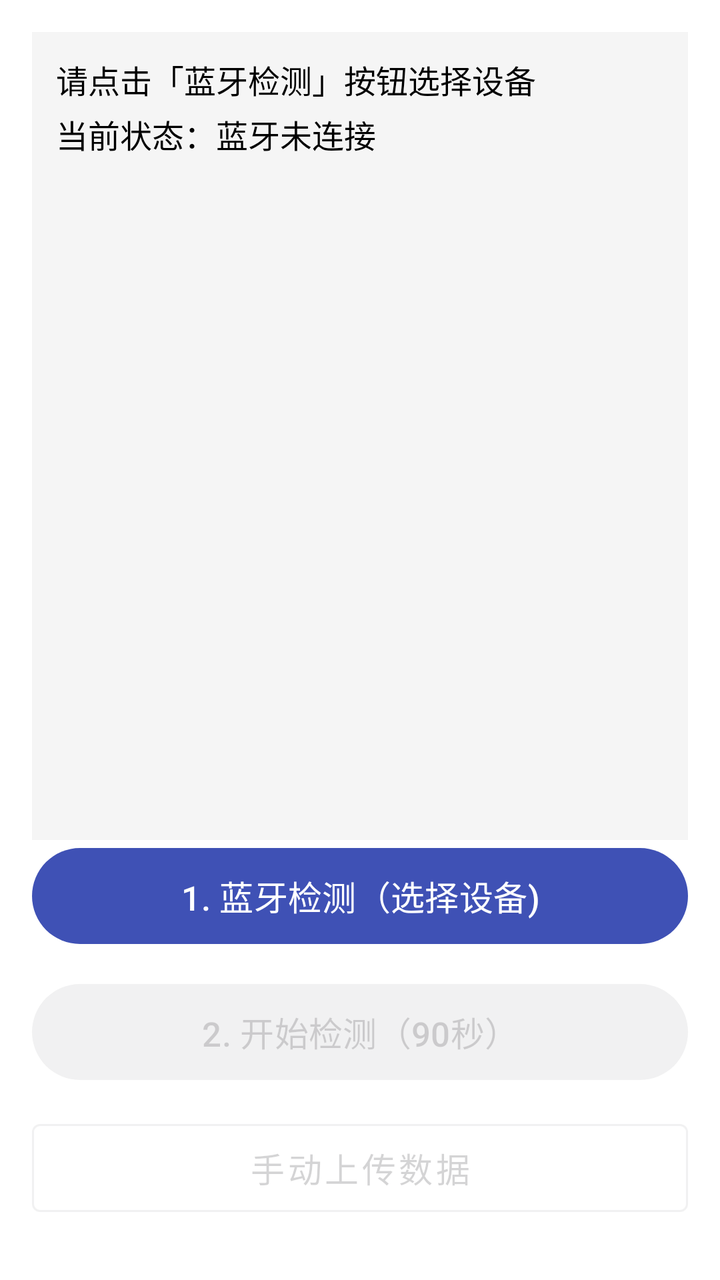
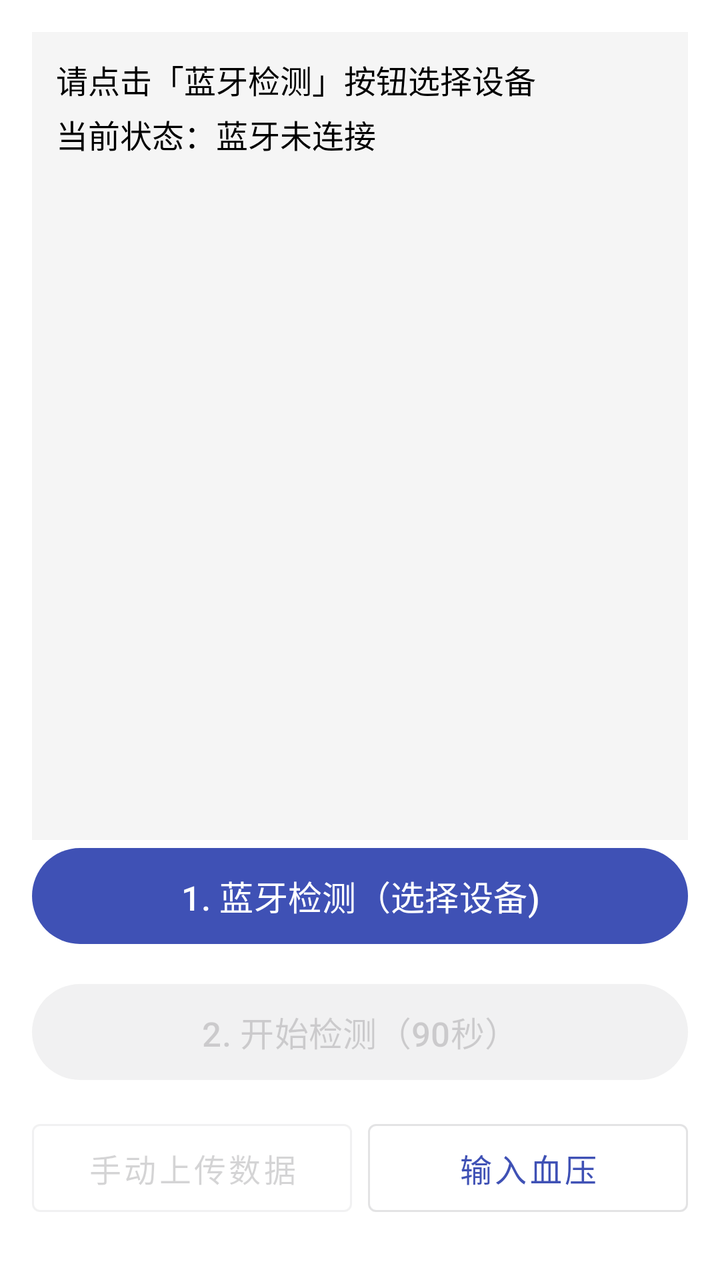

The first picture is an Android layout as it rendered before a commit; the second is the same layout after the commit. The layout source and the unified diff follow.
<!-- AndroidManifest.xml: application theme Theme.MyApplication -->
<!-- res/layout/activity_main.xml -->
<?xml version="1.0" encoding="utf-8"?>
<FrameLayout xmlns:android="http://schemas.android.com/apk/res/android"
    xmlns:app="http://schemas.android.com/apk/res-auto"
    android:layout_width="match_parent"
    android:layout_height="match_parent"
    android:background="@color/white">

    
    <androidx.camera.view.PreviewView
        android:id="@+id/preview_view"
        android:layout_width="match_parent"
        android:layout_height="match_parent"
        android:visibility="gone" />

    <com.google.android.material.button.MaterialButton
        android:id="@+id/btn_exit_preview"
        android:layout_width="wrap_content"
        android:layout_height="wrap_content"
        android:layout_gravity="top|start"
        android:layout_margin="16dp"
        android:text="返回"
        android:textColor="@android:color/white"
        app:backgroundTint="#80000000"
        android:paddingLeft="12dp"
        android:paddingRight="12dp"
        android:visibility="gone" />

    
    <LinearLayout
        android:id="@+id/layout_control"
        android:layout_width="match_parent"
        android:layout_height="match_parent"
        android:orientation="vertical"
        android:padding="16dp">

        
        <ScrollView
            android:layout_width="match_parent"
            android:layout_height="0dp"
            android:layout_weight="1"
            android:fillViewport="true">
            <TextView
                android:id="@+id/tv_status"
                android:layout_width="match_parent"
                android:layout_height="wrap_content"
                android:text="请点击「蓝牙检测」按钮选择设备\n当前状态：蓝牙未连接"
                android:textSize="16sp"
                android:textColor="@android:color/black"
                android:lineSpacingExtra="4dp"
                android:padding="12dp"
                android:background="#F5F5F5"
                android:layout_marginBottom="16dp" />
        </ScrollView>

        
        <LinearLayout
            android:layout_width="match_parent"
            android:layout_height="wrap_content"
            android:orientation="vertical">
            <com.google.android.material.button.MaterialButton
                android:id="@+id/btn_bluetooth_detect"
                android:layout_width="match_parent"
                android:layout_height="56dp"
                android:text="1. 蓝牙检测（选择设备)"
                android:textSize="17sp"
                android:layout_marginBottom="12dp" />
            <com.google.android.material.button.MaterialButton
                android:id="@+id/btn_start_detection"
                android:layout_width="match_parent"
                android:layout_height="56dp"
                android:text="2. 开始检测（90秒）"
                android:textSize="17sp"
                android:enabled="false"
                android:alpha="0.5"
                android:layout_marginBottom="12dp" />
            <com.google.android.material.button.MaterialButton
                android:id="@+id/btn_manual_upload"
                android:layout_width="match_parent"
                android:layout_height="56dp"
                android:text="手动上传数据"
                android:textSize="17sp"
                android:enabled="false"
                android:alpha="0.5"
                style="@style/Widget.MaterialComponents.Button.OutlinedButton"
                android:layout_marginBottom="12dp" />
            <ProgressBar
                android:id="@+id/progress_upload"
                style="?android:attr/progressBarStyleHorizontal"
                android:layout_width="match_parent"
                android:layout_height="8dp"
                android:max="100"
                android:progress="0"
                android:visibility="gone"
                android:layout_marginTop="8dp" />
            <TextView
                android:id="@+id/tv_upload_progress"
                android:layout_width="match_parent"
                android:layout_height="wrap_content"
                android:text=""
                android:textSize="14sp"
                android:gravity="center"
                android:visibility="gone" />
        </LinearLayout>
    </LinearLayout>
</FrameLayout>
<!-- resources referenced by this layout -->
<resources>
  <color name="white">#FFFFFF</color>
  <style name="Theme.MyApplication" parent="Base.Theme.MyApplication" />
  <style name="Base.Theme.MyApplication" parent="Theme.Material3.DayNight.NoActionBar">
          
          <item name="colorPrimary">@color/colorPrimary</item>         
          <item name="colorPrimaryContainer">@color/colorPrimaryContainer</item> 
          <item name="colorSecondary">@color/colorAccent</item>       
          <item name="colorSecondaryContainer">@color/colorAccentContainer</item> 
          <item name="colorOnPrimary">@color/white</item>             
          <item name="colorOnSecondary">@color/white</item>           
  
          
          <item name="materialButtonStyle">@style/Widget.Material3.Button</item>
      </style>
  <color name="colorPrimary">#3F51B5</color>
  <color name="colorPrimaryContainer">#C5CAE9</color>
  <color name="colorAccent">#FF4081</color>
  <color name="colorAccentContainer">#FFCCE5</color>
</resources>

<!-- the commit's change to res/layout/activity_main.xml (unified diff, before → after) -->
@@ -23,6 +23,23 @@
         app:backgroundTint="#80000000"
         android:paddingLeft="12dp"
         android:paddingRight="12dp"
+        android:visibility="gone" />
+    
+    <TextView
+        android:id="@+id/tv_countdown"
+        android:layout_width="wrap_content"
+        android:layout_height="wrap_content"
+        android:layout_gravity="top|center_horizontal"
+        android:layout_marginTop="16dp"
+        android:background="#80000000"
+        android:paddingLeft="16dp"
+        android:paddingRight="16dp"
+        android:paddingTop="8dp"
+        android:paddingBottom="8dp"
+        android:text="90"
+        android:textColor="@android:color/white"
+        android:textSize="24sp"
+        android:textStyle="bold"
         android:visibility="gone" />
 
     
@@ -52,6 +69,7 @@
                 android:layout_marginBottom="16dp" />
         </ScrollView>
 
+
         
         <LinearLayout
             android:layout_width="match_parent"
@@ -73,16 +91,37 @@
                 android:enabled="false"
                 android:alpha="0.5"
                 android:layout_marginBottom="12dp" />
-            <com.google.android.material.button.MaterialButton
-                android:id="@+id/btn_manual_upload"
+            
+            <LinearLayout
                 android:layout_width="match_parent"
                 android:layout_height="56dp"
-                android:text="手动上传数据"
-                android:textSize="17sp"
-                android:enabled="false"
-                android:alpha="0.5"
-                style="@style/Widget.MaterialComponents.Button.OutlinedButton"
-                android:layout_marginBottom="12dp" />
+                android:orientation="horizontal"
+                android:layout_marginBottom="12dp">
+
+                <com.google.android.material.button.MaterialButton
+                    android:id="@+id/btn_manual_upload"
+                    android:layout_width="0dp"
+                    android:layout_height="match_parent"
+                    android:layout_weight="1"
+                    android:text="手动上传数据"
+                    android:textSize="16sp"
+                    android:enabled="false"
+                    android:alpha="0.5"
+                    style="@style/Widget.MaterialComponents.Button.OutlinedButton" />
+
+                <com.google.android.material.button.MaterialButton
+                    android:id="@+id/btn_input_blood_pressure"
+                    android:layout_width="0dp"
+                    android:layout_height="match_parent"
+                    android:layout_weight="1"
+                    android:text="输入血压"
+                    android:textSize="16sp"
+                    android:layout_marginStart="8dp"
+                    style="@style/Widget.MaterialComponents.Button.OutlinedButton" />
+
+            </LinearLayout>
+
+
             <ProgressBar
                 android:id="@+id/progress_upload"
                 style="?android:attr/progressBarStyleHorizontal"
@@ -100,6 +139,8 @@
                 android:textSize="14sp"
                 android:gravity="center"
                 android:visibility="gone" />
+
+
         </LinearLayout>
     </LinearLayout>
 </FrameLayout>
